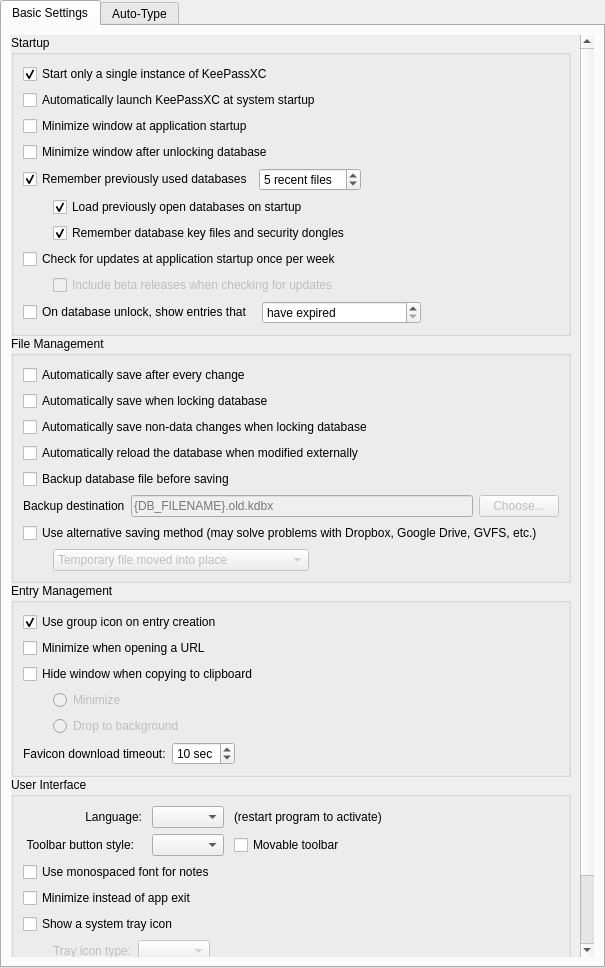
This is src/gui/ApplicationSettingsWidgetGeneral.ui in keepassxreboot/keepassxc as Qt 5 draws it before an edit. The edited form follows.
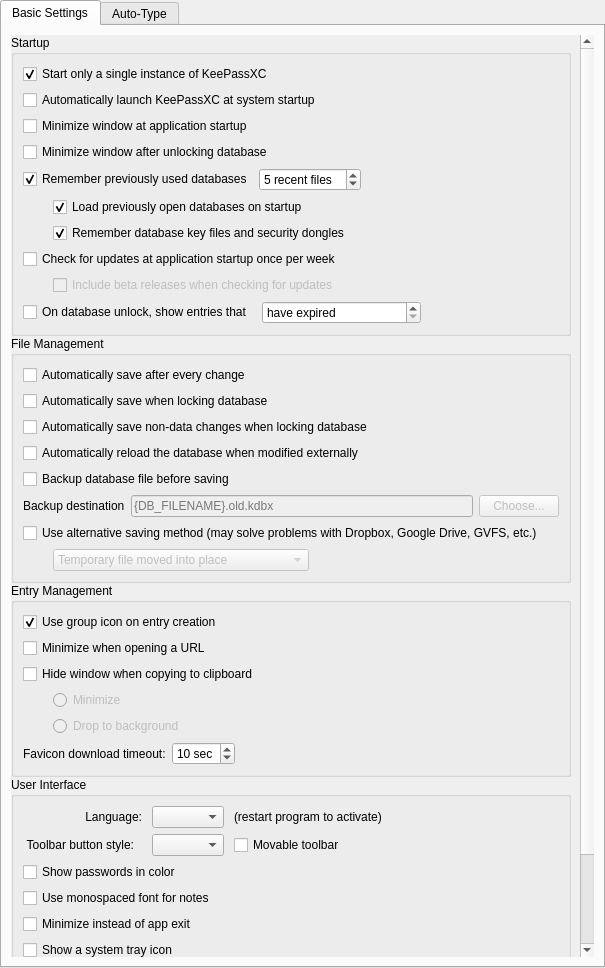
This is the edited form. Custom widgets are drawn as their Qt base class.

Commit message:
Add option to display passwords in color in preview panel
Closes #4099

* Fixed bug in Application that did not set the dark theme flag when the theme was changed from dark to light.

The edit to the form file:
```diff
--- a/src/gui/ApplicationSettingsWidgetGeneral.ui
+++ b/src/gui/ApplicationSettingsWidgetGeneral.ui
@@ -766,6 +766,13 @@
                 </item>
                </layout>
               </item>
+              <item>
+               <widget class="QCheckBox" name="colorPasswordsCheckBox">
+                <property name="text">
+                 <string>Show passwords in color</string>
+                </property>
+               </widget>
+              </item>
               <item>
                <widget class="QCheckBox" name="monospaceNotesCheckBox">
                 <property name="text">
```
The commit also changes 7 other files.
